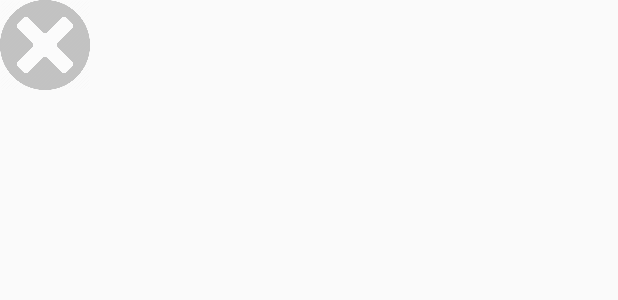
After one commit to mdgspace/flasto, an Android app: the layout close_button.xml on its own in the app's theme, with its tools: preview values and no code run, on a phone screen of 412 x 824 dp. The commit adds this screen. Shown: the top 300 px of the screen. Run offline under Robolectric (Android 15) with nearby library versions, the phone set to English and light mode, and no system bars.

Commit message:
Adding basic closing button functionality

```diff
--- /dev/null
+++ b/floaters/src/main/res/layout/close_button.xml
@@ -0,0 +1,20 @@
+<?xml version="1.0" encoding="utf-8"?>
+<FrameLayout xmlns:android="http://schemas.android.com/apk/res/android"
+    android:orientation="vertical"
+    android:layout_width="wrap_content"
+    android:layout_height="wrap_content"
+    android:id="@+id/close_window_button"
+    android:visibility="visible"
+    >
+    <ImageView
+        android:layout_width="60dp"
+        android:layout_height="60dp"
+        android:background="#ffffff"
+        android:src="@drawable/ic_close"
+        android:scaleType="fitCenter"
+        android:text="Close"
+        android:textColor="#000000"
+        android:textAlignment="center"
+        android:alpha="0.25"/>
+
+</FrameLayout>
--- a/floaters/src/main/res/layout/layout_floating.xml
+++ b/floaters/src/main/res/layout/layout_floating.xml
@@ -3,7 +3,7 @@
     xmlns:android="http://schemas.android.com/apk/res/android"
     android:orientation="vertical"
     android:layout_width="wrap_content"
-    android:layout_height="match_parent"
+    android:layout_height="wrap_content"
     xmlns:tools="http://schemas.android.com/tools">
 
     <!--Root container-->
```
Also changed, not shown: floaters/src/main/java/com/mdg/droiders/floaters/FloatingViewService.java (+50 -5 lines).
